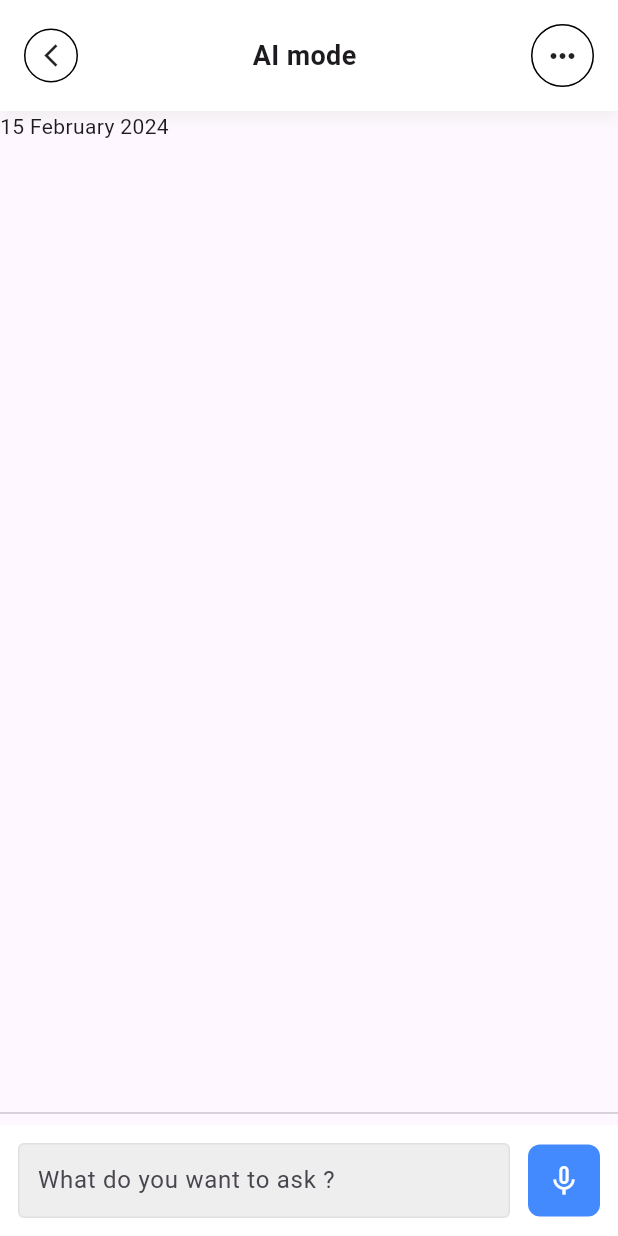
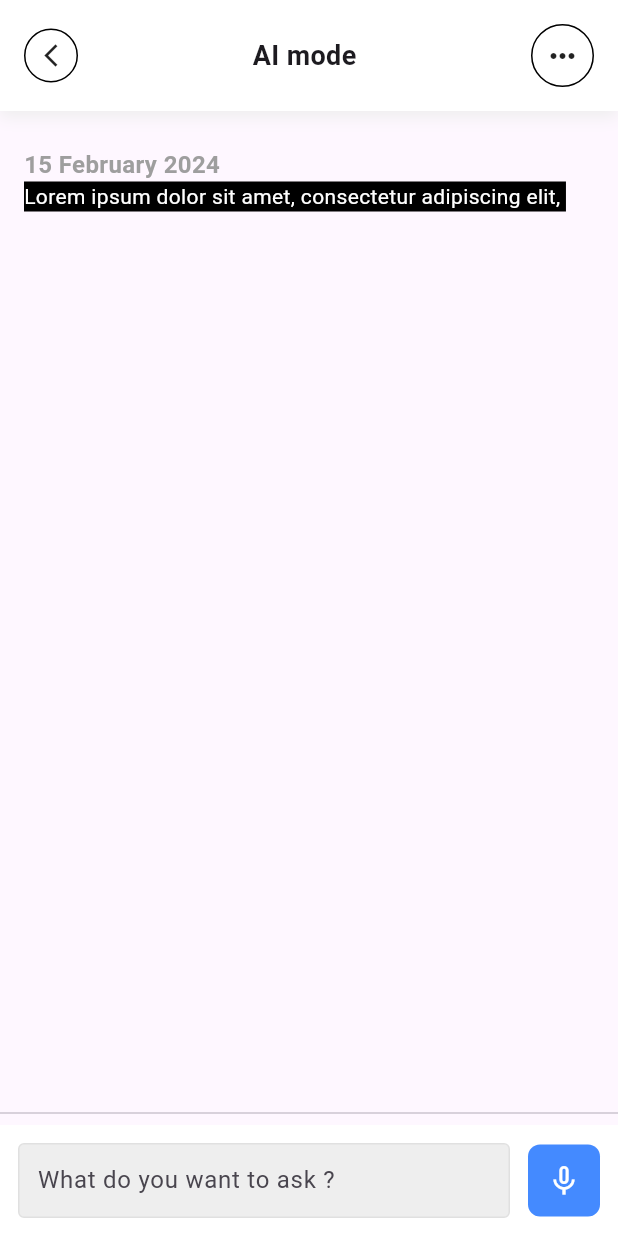
Before and after one commit to JAICHANGPARK/flutter_notebook_chapter_36, a Flutter app: the AiTravelChatPage screen opened directly, on a phone screen of 412 x 824 dp. Run offline on Flutter 3.47's test engine with Material 3 defaults, Android fonts, the phone set to English and light mode, and no system bars; our stand-ins replace gap, google_fonts.

Commit message:
Update ai_travel_chat_page.dart

```diff
--- a/lib/ep1841_ai_travel_app/views/ai_travel_chat_page.dart
+++ b/lib/ep1841_ai_travel_app/views/ai_travel_chat_page.dart
@@ -70,10 +70,40 @@ class _AiTravelChatPageState extends State<AiTravelChatPage> {
               ),
             ),
             Expanded(
-              child: ListView(
-                children: [
-                  Text("15 February 2024"),
-                ],
+              child: Padding(
+                padding: const EdgeInsets.only(
+                  left: 16,
+                  top: 24,
+                ),
+                child: ListView(
+                  children: [
+                    Text(
+                      "15 February 2024",
+                      style: TextStyle(
+                        fontWeight: FontWeight.bold,
+                        color: Colors.grey,
+                        fontSize: 16,
+                      ),
+                    ),
+                    Row(
+                      children: [
+                        Container(
+                          decoration: BoxDecoration(
+                            color: Colors.black,
+                          ),
+
+                          child: Text(
+                            "Lorem ipsum dolor sit amet, consectetur adipiscing elit, ",
+                            style: TextStyle(
+                              color: Colors.white,
+                            ),
+                          ),
+                        ),
+                        Expanded(child: Container(),),
+                      ],
+                    )
+                  ],
+                ),
               ),
             ),
             Divider(),
```
